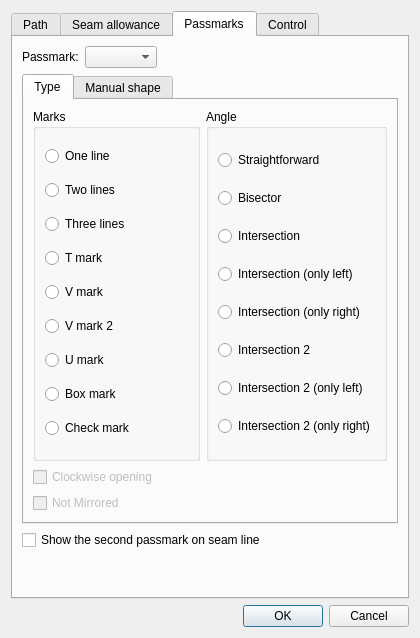
Qt form src/libs/vtools/dialogs/tools/piece/dialogpiecepath.ui (dismine/valentina) before a commit.
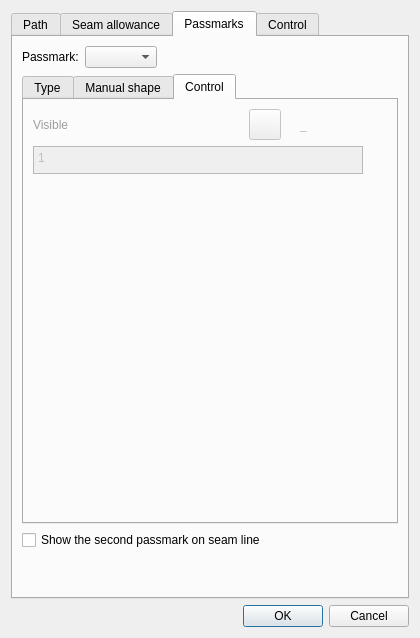
The same form after that commit. The open tabs and pages were chosen to show the change. Icons and pictures are not drawn. Custom widgets are drawn as their Qt base class.

Commit message: Valentina app. Improved control over notch visibility.

Patch:
```diff
--- a/src/libs/vtools/dialogs/tools/piece/dialogpiecepath.ui
+++ b/src/libs/vtools/dialogs/tools/piece/dialogpiecepath.ui
@@ -2023,6 +2023,226 @@
            </item>
           </layout>
          </widget>
+         <widget class="QWidget" name="tabPassmarkControl">
+          <attribute name="title">
+           <string>Control</string>
+          </attribute>
+          <layout class="QVBoxLayout" name="verticalLayout_13">
+           <item>
+            <layout class="QHBoxLayout" name="horizontalLayout_21">
+             <item alignment="Qt::AlignmentFlag::AlignLeft">
+              <widget class="QLabel" name="labelEditPassmarkVisible">
+               <property name="enabled">
+                <bool>false</bool>
+               </property>
+               <property name="sizePolicy">
+                <sizepolicy hsizetype="Fixed" vsizetype="Preferred">
+                 <horstretch>0</horstretch>
+                 <verstretch>0</verstretch>
+                </sizepolicy>
+               </property>
+               <property name="palette">
+                <palette>
+                 <active>
+                  <colorrole role="WindowText">
+                   <brush brushstyle="SolidPattern">
+                    <color alpha="255">
+                     <red>255</red>
+                     <green>0</green>
+                     <blue>0</blue>
+                    </color>
+                   </brush>
+                  </colorrole>
+                 </active>
+                 <inactive>
+                  <colorrole role="WindowText">
+                   <brush brushstyle="SolidPattern">
+                    <color alpha="255">
+                     <red>255</red>
+                     <green>0</green>
+                     <blue>0</blue>
+                    </color>
+                   </brush>
+                  </colorrole>
+                 </inactive>
+                 <disabled>
+                  <colorrole role="WindowText">
+                   <brush brushstyle="SolidPattern">
+                    <color alpha="255">
+                     <red>159</red>
+                     <green>158</green>
+                     <blue>158</blue>
+                    </color>
+                   </brush>
+                  </colorrole>
+                 </disabled>
+                </palette>
+               </property>
+               <property name="text">
+                <string>Visible</string>
+               </property>
+              </widget>
+             </item>
+             <item>
+              <spacer name="horizontalSpacer_12">
+               <property name="orientation">
+                <enum>Qt::Orientation::Horizontal</enum>
+               </property>
+               <property name="sizeHint" stdset="0">
+                <size>
+                 <width>40</width>
+                 <height>20</height>
+                </size>
+               </property>
+              </spacer>
+             </item>
+             <item alignment="Qt::AlignmentFlag::AlignRight">
+              <widget class="QToolButton" name="toolButtonExprPassmarkVisible">
+               <property name="enabled">
+                <bool>false</bool>
+               </property>
+               <property name="toolTip">
+                <string>Formula wizard</string>
+               </property>
+               <property name="text">
+                <string notr="true"/>
+               </property>
+               <property name="icon">
+                <iconset resource="../../../../vmisc/share/resources/icon.qrc">
+                 <normaloff>:/icon/light/24x24/fx.png</normaloff>:/icon/light/24x24/fx.png</iconset>
+               </property>
+               <property name="iconSize">
+                <size>
+                 <width>24</width>
+                 <height>24</height>
+                </size>
+               </property>
+              </widget>
+             </item>
+             <item alignment="Qt::AlignmentFlag::AlignRight">
+              <widget class="QLabel" name="label_9">
+               <property name="enabled">
+                <bool>false</bool>
+               </property>
+               <property name="text">
+                <string notr="true"/>
+               </property>
+               <property name="pixmap">
+                <pixmap resource="../../../../vmisc/share/resources/icon.qrc">:/icon/light/24x24/equal.png</pixmap>
+               </property>
+              </widget>
+             </item>
+             <item alignment="Qt::AlignmentFlag::AlignRight">
+              <widget class="QLabel" name="labelResultPassmarkVisible">
+               <property name="enabled">
+                <bool>false</bool>
+               </property>
+               <property name="sizePolicy">
+                <sizepolicy hsizetype="Fixed" vsizetype="Preferred">
+                 <horstretch>0</horstretch>
+                 <verstretch>0</verstretch>
+                </sizepolicy>
+               </property>
+               <property name="minimumSize">
+                <size>
+                 <width>87</width>
+                 <height>0</height>
+                </size>
+               </property>
+               <property name="toolTip">
+                <string>Value</string>
+               </property>
+               <property name="text">
+                <string notr="true">_</string>
+               </property>
+              </widget>
+             </item>
+            </layout>
+           </item>
+           <item>
+            <layout class="QHBoxLayout" name="horizontalLayout_22">
+             <item>
+              <widget class="VPlainTextEdit" name="plainTextEditPassmarkVisible">
+               <property name="enabled">
+                <bool>false</bool>
+               </property>
+               <property name="sizePolicy">
+                <sizepolicy hsizetype="Expanding" vsizetype="Preferred">
+                 <horstretch>0</horstretch>
+                 <verstretch>0</verstretch>
+                </sizepolicy>
+               </property>
+               <property name="maximumSize">
+                <size>
+                 <width>16777215</width>
+                 <height>28</height>
+                </size>
+               </property>
+               <property name="toolTip">
+                <string>Create a formula that regulates visibility. Values different from &quot;0&quot; make a notch visible</string>
+               </property>
+               <property name="tabChangesFocus">
+                <bool>true</bool>
+               </property>
+               <property name="plainText">
+                <string>1</string>
+               </property>
+              </widget>
+             </item>
+             <item>
+              <widget class="QPushButton" name="pushButtonGrowPassmarkVisible">
+               <property name="enabled">
+                <bool>false</bool>
+               </property>
+               <property name="maximumSize">
+                <size>
+                 <width>18</width>
+                 <height>18</height>
+                </size>
+               </property>
+               <property name="sizeIncrement">
+                <size>
+                 <width>0</width>
+                 <height>0</height>
+                </size>
+               </property>
+               <property name="toolTip">
+                <string>&lt;html&gt;&lt;head/&gt;&lt;body&gt;&lt;p&gt;Show full calculation in message box&lt;/p&gt;&lt;/body&gt;&lt;/html&gt;</string>
+               </property>
+               <property name="text">
+                <string notr="true"/>
+               </property>
+               <property name="icon">
+                <iconset theme="go-down"/>
+               </property>
+               <property name="iconSize">
+                <size>
+                 <width>16</width>
+                 <height>16</height>
+                </size>
+               </property>
+               <property name="flat">
+                <bool>true</bool>
+               </property>
+              </widget>
+             </item>
+            </layout>
+           </item>
+           <item>
+            <spacer name="verticalSpacer_6">
+             <property name="orientation">
+              <enum>Qt::Orientation::Vertical</enum>
+             </property>
+             <property name="sizeHint" stdset="0">
+              <size>
+               <width>20</width>
+               <height>346</height>
+              </size>
+             </property>
+            </spacer>
+           </item>
+          </layout>
+         </widget>
         </widget>
        </item>
        <item>
```
Left out of the diff: 4 changed lines with no effect on the pictures. The commit also changes 22 other files.
